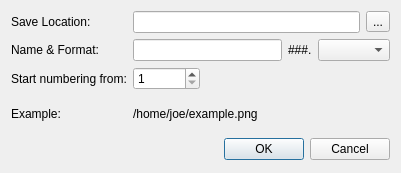
First picture: the form in src/SaveLocation.ui, repository KDE/skanlite, before the edit.
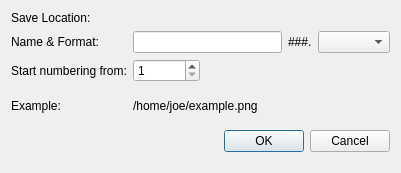
Second picture: the form after the edit. Custom widgets are drawn as their Qt base class.

```diff
--- a/src/SaveLocation.ui
+++ b/src/SaveLocation.ui
@@ -36,14 +36,7 @@
    <item row="0" column="1">
     <layout class="QHBoxLayout" name="horizontalLayout">
      <item>
-      <widget class="QLineEdit" name="u_saveDirLEdit"/>
-     </item>
-     <item>
-      <widget class="QToolButton" name="u_getDirButton">
-       <property name="text">
-        <string>...</string>
-       </property>
-      </widget>
+      <widget class="KUrlRequester" name="u_urlRequester"/>
      </item>
     </layout>
    </item>
@@ -176,6 +169,13 @@
    </item>
   </layout>
  </widget>
+ <customwidgets>
+  <customwidget>
+   <class>KUrlRequester</class>
+   <extends>QWidget</extends>
+   <header>kurlrequester.h</header>
+  </customwidget>
+ </customwidgets>
  <resources/>
  <connections>
   <connection>
```
